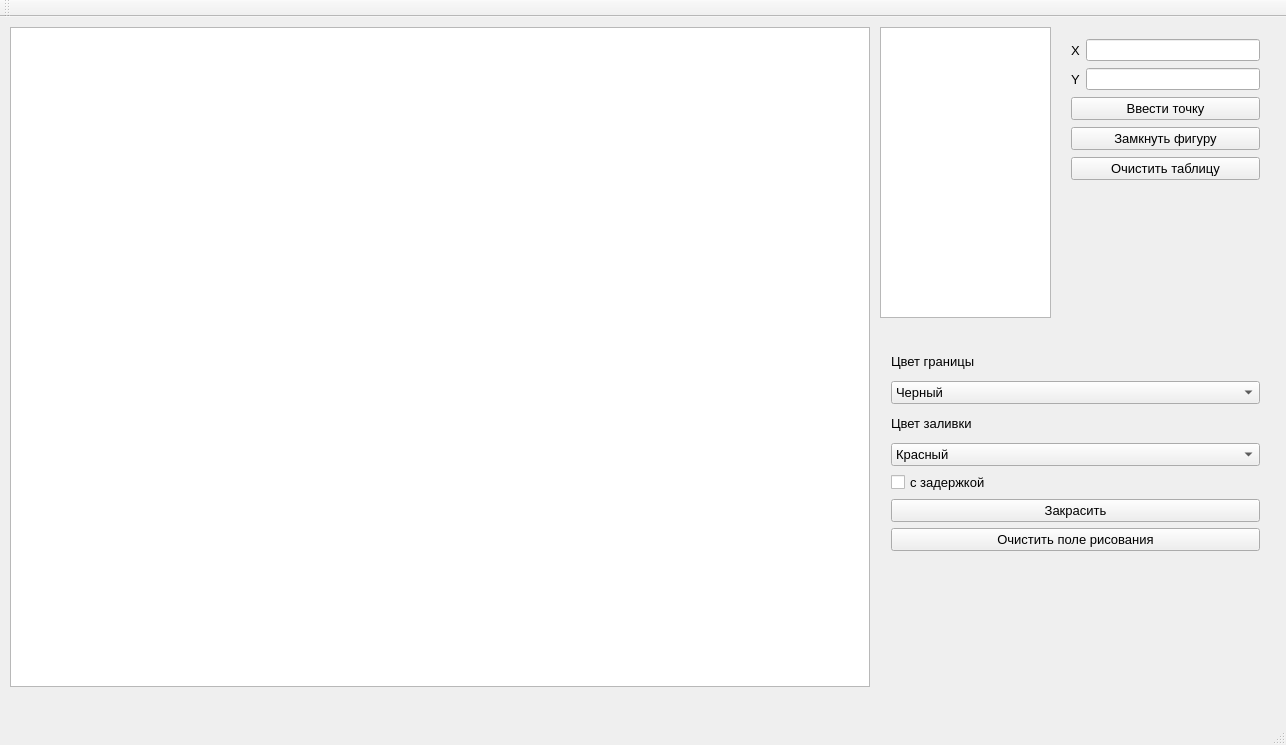
First picture: the form in ksupol/lab_05/lab_05/mainwindow.ui, repository SGCube/IU7-Computer-Graphics, before the edit.
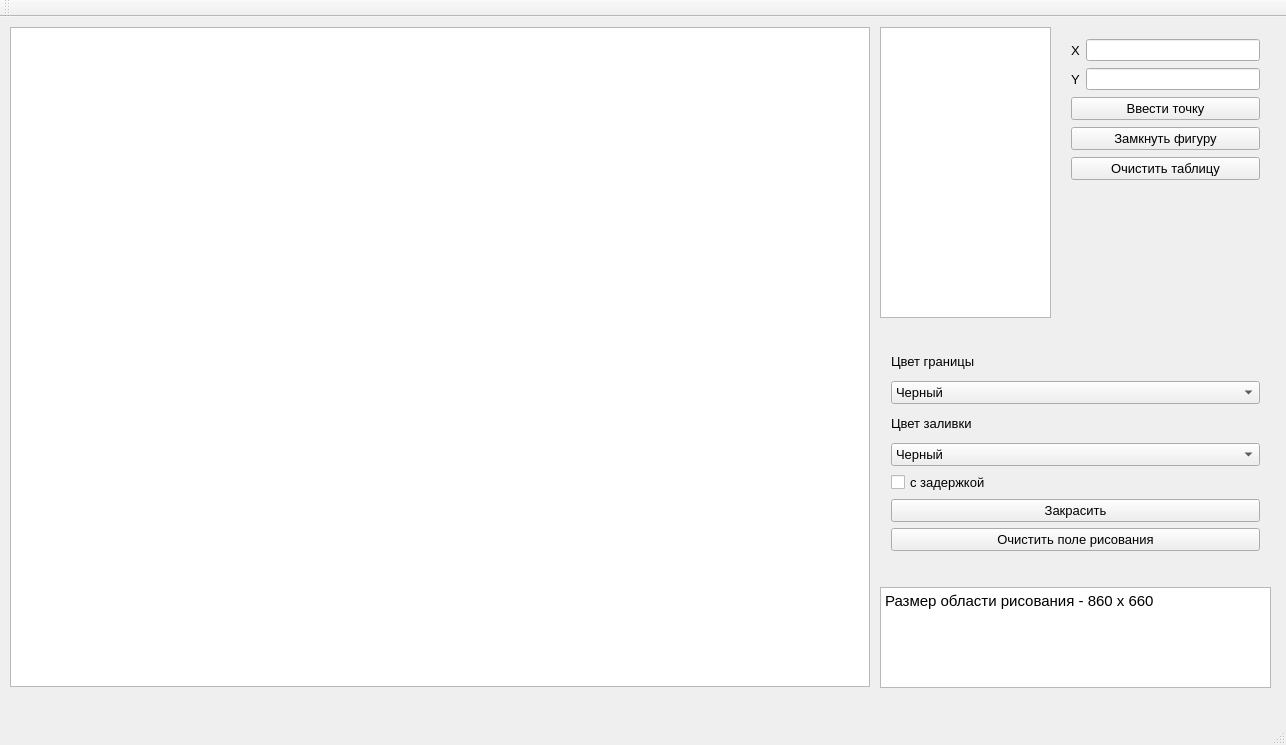
Second picture: the form after the edit.

The edit to the form file:
```diff
--- a/ksupol/lab_05/lab_05/mainwindow.ui
+++ b/ksupol/lab_05/lab_05/mainwindow.ui
@@ -210,6 +210,11 @@
          <pointsize>10</pointsize>
         </font>
        </property>
+       <item>
+        <property name="text">
+         <string>Черный</string>
+        </property>
+       </item>
        <item>
         <property name="text">
          <string>Красный</string>
@@ -290,6 +295,23 @@
      </item>
     </layout>
    </widget>
+   <widget class="QTextBrowser" name="textBrowser">
+    <property name="geometry">
+     <rect>
+      <x>880</x>
+      <y>570</y>
+      <width>391</width>
+      <height>101</height>
+     </rect>
+    </property>
+    <property name="html">
+     <string>&lt;!DOCTYPE HTML PUBLIC &quot;-//W3C//DTD HTML 4.0//EN&quot; &quot;http://www.w3.org/TR/REC-html40/strict.dtd&quot;&gt;
+&lt;html&gt;&lt;head&gt;&lt;meta name=&quot;qrichtext&quot; content=&quot;1&quot; /&gt;&lt;style type=&quot;text/css&quot;&gt;
+p, li { white-space: pre-wrap; }
+&lt;/style&gt;&lt;/head&gt;&lt;body style=&quot; font-family:'MS Shell Dlg 2'; font-size:7.8pt; font-weight:400; font-style:normal;&quot;&gt;
+&lt;p style=&quot; margin-top:0px; margin-bottom:0px; margin-left:0px; margin-right:0px; -qt-block-indent:0; text-indent:0px;&quot;&gt;&lt;span style=&quot; font-size:11pt;&quot;&gt;Размер области рисования - 860 x 660&lt;/span&gt;&lt;/p&gt;&lt;/body&gt;&lt;/html&gt;</string>
+    </property>
+   </widget>
   </widget>
   <widget class="QMenuBar" name="menuBar">
    <property name="geometry">
```
Left out of the diff: 5 changed lines with no effect on the pictures.
